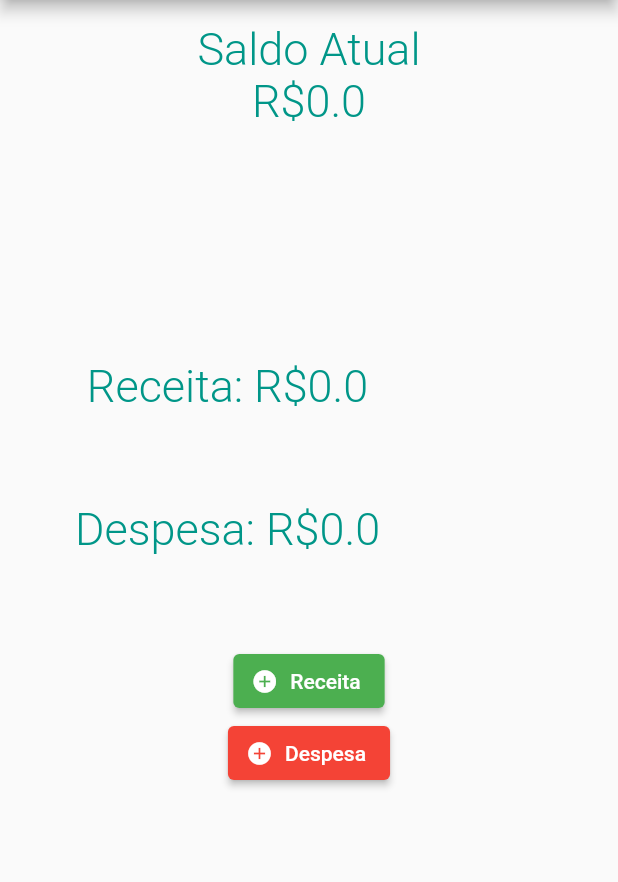
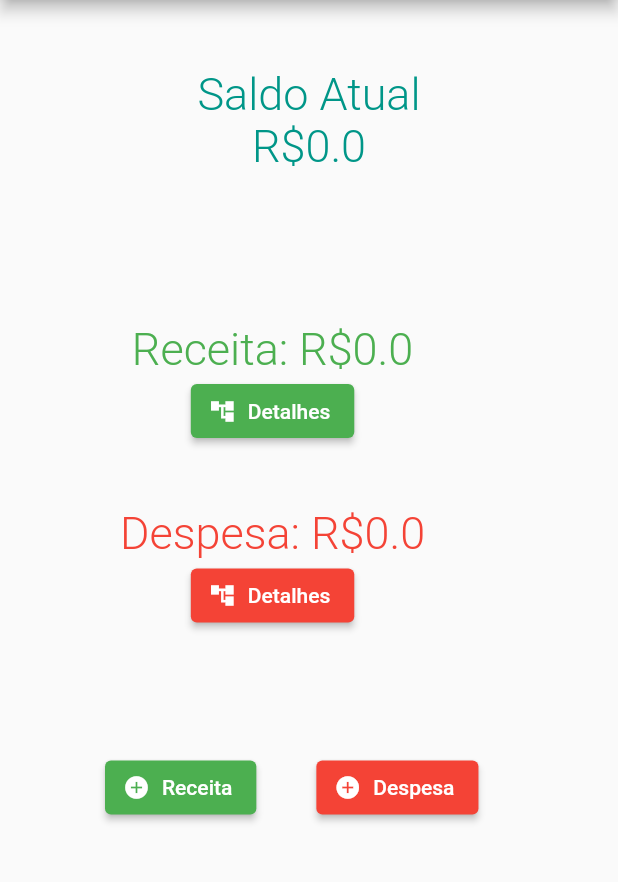
Before and after one commit to frateu/MyLittleWallet, a Flutter app: the DashboardScreen screen opened directly, on a phone screen of 412 x 824 dp, the part 84-966 px from its top. Run offline on Flutter 3.47's test engine with Material 2 defaults, Android fonts, the phone set to English and light mode, and no system bars.

Commit message:
Nova grafia

```diff
--- a/lib/screens/dashboard_screen.dart
+++ b/lib/screens/dashboard_screen.dart
@@ -1,5 +1,8 @@
 import 'package:flutter/material.dart';
 import 'package:mylittlewallet/data/globals.dart' as globals;
+import 'package:mylittlewallet/screens/receita_screen.dart';
+import 'package:mylittlewallet/screens/despesa_screen.dart';
+import 'package:mylittlewallet/screens/detail_screen.dart';
 
 class DashboardScreen extends StatefulWidget {
   const DashboardScreen({super.key});
@@ -41,7 +44,7 @@ class _DashboardScreenState extends State<DashboardScreen> {
       ),
       body:
       Container(
-        padding: const EdgeInsets.all(0.0),
+        padding: const EdgeInsets.all(30),
         alignment: Alignment.center,
         child: Column(
           children: [
@@ -65,7 +68,7 @@ class _DashboardScreenState extends State<DashboardScreen> {
               ),
             ),
             const SizedBox(
-              height: 105,
+              height: 50,
             ),
             Container(
               padding: const EdgeInsets.all(50.0),
@@ -77,31 +80,78 @@ class _DashboardScreenState extends State<DashboardScreen> {
                     style: const TextStyle(
                       fontSize: 30,
                       fontWeight: FontWeight.w300,
-                      color: Colors.teal,
+                      color: Colors.green,
                     ),
                     textAlign: TextAlign.left,
                   ),
+                  ElevatedButton.icon(
+                    onPressed: () {
+                      Navigator.push(
+                        context,
+                        MaterialPageRoute(
+                          builder: (context) => DetailScreen(type: "receita"),
+                        ),
+                      );
+                    },
+                    icon: const Icon(
+                        Icons.account_tree,
+                        size: 18
+                    ),
+                    label: Text("Detalhes"),
+                    style: const ButtonStyle(
+                        backgroundColor: MaterialStatePropertyAll<Color>(Colors.green)
+                    ),
+                  ),
                   const SizedBox(
-                    height: 60,
+                    height: 40,
                   ),
                   Text(
                     "Despesa: R\$$despesaValue",
                     style: const TextStyle(
                       fontSize: 30,
                       fontWeight: FontWeight.w300,
-                      color: Colors.teal,
+                      color: Colors.red,
                     ),
                     textAlign: TextAlign.left,
+                  ),
+                  ElevatedButton.icon(
+                    onPressed: () {
+                      Navigator.push(
+                        context,
+                        MaterialPageRoute(
+                          builder: (context) => DetailScreen(type: "despesa"),
+                        ),
+                      );
+                    },
+                    icon: const Icon(
+                        Icons.account_tree,
+                        size: 18
+                    ),
+                    label: Text("Detalhes"),
+                    style: const ButtonStyle(
+                        backgroundColor: MaterialStatePropertyAll<Color>(Colors.red)
+                    ),
+                  ),
+                  const SizedBox(
+                    height: 30,
                   ),
                 ],
               ),
             ),
             Container(
-              padding: const EdgeInsets.all(10.0),
-              child: Column(
+              padding: const EdgeInsets.all(0.0),
+              alignment: Alignment.center,
+              child: Row(
                 children: [
+                  const SizedBox(
+                    width: 40,
+                  ),
                   ElevatedButton.icon(
                     onPressed: () {
+                      Navigator.push(
+                        context,
+                        MaterialPageRoute(builder: (context) => const ReceitaScreen()),
+                      );
                     },
                     icon: const Icon(
                         Icons.add_circle,
@@ -109,11 +159,18 @@ class _DashboardScreenState extends State<DashboardScreen> {
                     ),
                     label: Text("Receita"),
                     style: const ButtonStyle(
-                        backgroundColor: MaterialStatePropertyAll<Color>(Colors.green),
+                        backgroundColor: MaterialStatePropertyAll<Color>(Colors.green)
                     ),
+                  ),
+                  const SizedBox(
+                    width: 40,
                   ),
                   ElevatedButton.icon(
                     onPressed: () {
+                      Navigator.push(
+                        context,
+                        MaterialPageRoute(builder: (context) => const DespesaScreen()),
+                      );
                     },
                     icon: const Icon(
                         Icons.add_circle,
@@ -121,7 +178,7 @@ class _DashboardScreenState extends State<DashboardScreen> {
                     ),
                     label: Text("Despesa"),
                     style: const ButtonStyle(
-                      backgroundColor: MaterialStatePropertyAll<Color>(Colors.red),
+                      backgroundColor: MaterialStatePropertyAll<Color>(Colors.red)
                     ),
                   ),
                 ],
```
Also changed, not shown: lib/screens/login_screen.dart (+5 -5 lines).
